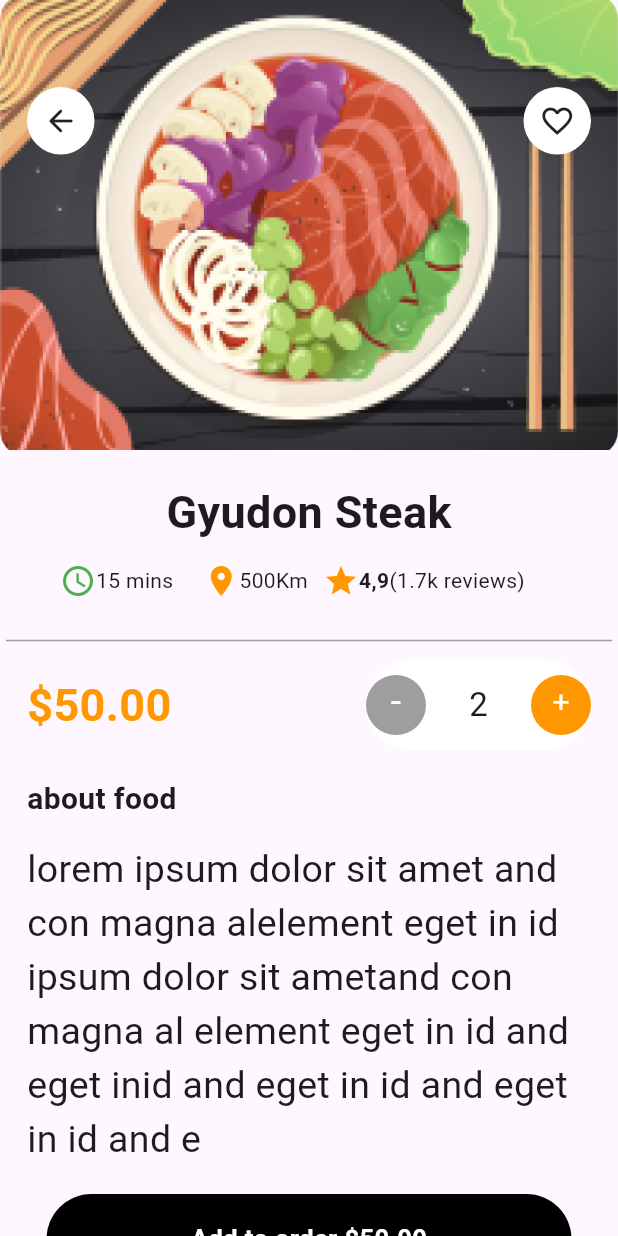
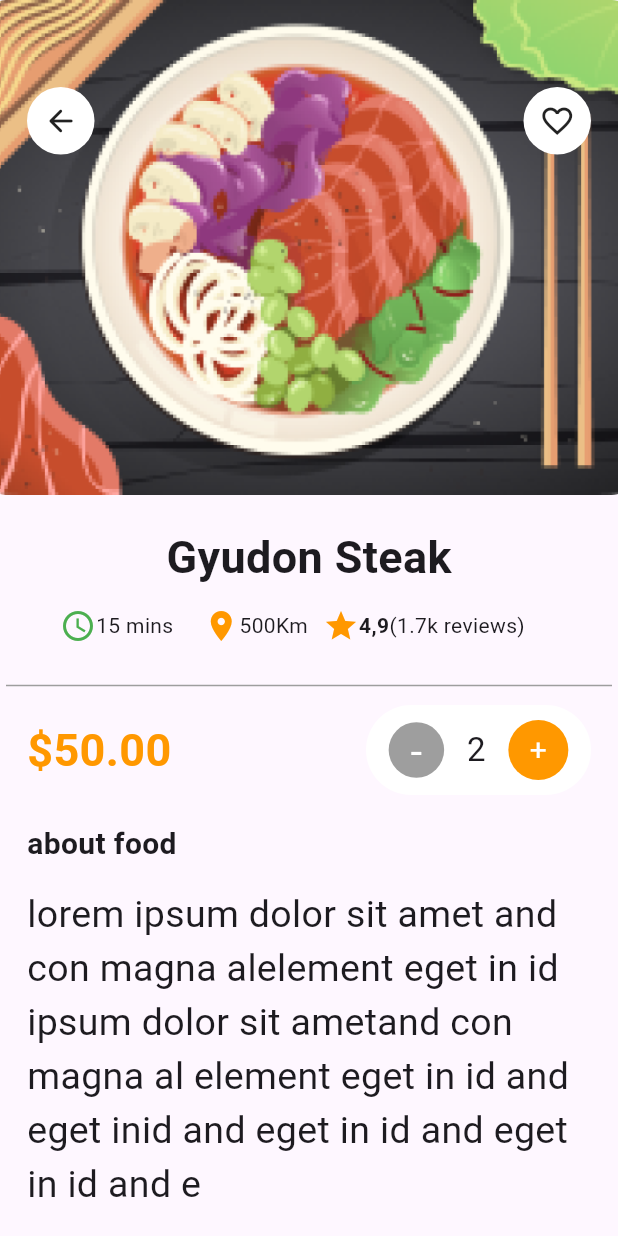
Before and after one commit to bhilbis/flutter-ecommerce, a Flutter app: the DetailPage screen opened directly, on a phone screen of 412 x 824 dp. Run offline on Flutter 3.47's test engine with Material 3 defaults, Android fonts, the phone set to English and light mode, and no system bars.

Commit message:
update detail

```diff
--- a/lib/screens/detail_screen.dart
+++ b/lib/screens/detail_screen.dart
@@ -1,7 +1,14 @@
 import 'package:flutter/material.dart';
 
-class DetailPage extends StatelessWidget {
+class DetailPage extends StatefulWidget {
   const DetailPage({super.key});
+
+  @override
+  _DetailPageState createState() => _DetailPageState();
+}
+
+class _DetailPageState extends State<DetailPage> {
+  bool isFavorite = false;
 
   @override
   Widget build(BuildContext context) {
@@ -11,55 +18,68 @@ class DetailPage extends StatelessWidget {
           Stack(
             children: [
               Container(
-                height: 300,
-                width: 412,
+                height: 330,
+                width: 450,
                 decoration: const BoxDecoration(
                     image: DecorationImage(
                         fit: BoxFit.cover,
-                    image: AssetImage('assets/images/mainfood.png')
-                  )
-                ),
+                        image: AssetImage(
+                          'assets/images/mainfood.png',
+                        ))),
               ),
               Row(
                 mainAxisAlignment: MainAxisAlignment.spaceBetween,
                 children: [
                   Padding(
                     padding: const EdgeInsets.only(top: 58.0, left: 18),
+                    child: InkWell(
+                      onTap: () {
+                        Navigator.of(context).pop();
+                      },
                       child: Container(
                         height: 45,
                         width: 45,
                         decoration: BoxDecoration(
                             color: Colors.white,
-                        borderRadius: BorderRadius.circular(80)
-                      ),
+                            borderRadius: BorderRadius.circular(80)),
                         child: Icon(Icons.arrow_back_rounded),
                       ),
-
+                    ),
                   ),
                   Padding(
-                    padding: const EdgeInsets.only(top: 58.0, left: 18, right: 18),
+                    padding:
+                        const EdgeInsets.only(top: 58.0, left: 18, right: 18),
+                    child: InkWell(
+                      onTap: () {
+                        setState(() {
+                          isFavorite = !isFavorite;
+                        });
+                      },
                       child: Container(
                         height: 45,
                         width: 45,
                         decoration: BoxDecoration(
                             color: Colors.white,
-                        borderRadius: BorderRadius.circular(80)
+                            borderRadius: BorderRadius.circular(80)),
+                        child: Icon(isFavorite ? Icons.favorite : Icons.favorite_border,
+                          color: isFavorite ? Colors.red : null,),
                       ),
-                      child: Icon(Icons.favorite_border),
                     ),
                   ),
                 ],
               ),
             ],
           ),
-
           const SizedBox(
             height: 20,
           ),
-          const Text('Gyudon Steak', style: TextStyle(
+          const Text(
+            'Gyudon Steak',
+            style: TextStyle(
               fontWeight: FontWeight.bold,
               fontSize: 30,
-          ),),
+            ),
+          ),
           const SizedBox(
             height: 12,
           ),
@@ -67,7 +87,10 @@ class DetailPage extends StatelessWidget {
             padding: const EdgeInsets.only(left: 40.0),
             child: Row(
               children: [
-                Icon(Icons.watch_later_outlined, color: Colors.green,),
+                Icon(
+                  Icons.watch_later_outlined,
+                  color: Colors.green,
+                ),
                 Text('15 mins'),
                 SizedBox(
                   width: 10,
@@ -75,15 +98,24 @@ class DetailPage extends StatelessWidget {
                 SizedBox(
                   width: 10,
                 ),
-                Icon(Icons.location_on, color: Colors.orange,),
+                Icon(
+                  Icons.location_on,
+                  color: Colors.orange,
+                ),
                 Text('500Km'),
                 SizedBox(
                   width: 10,
                 ),
-                Icon(Icons.star, color: Colors.orange,),
-                Text('4,9', style: TextStyle(
+                Icon(
+                  Icons.star,
+                  color: Colors.orange,
+                ),
+                Text(
+                  '4,9',
+                  style: TextStyle(
                     fontWeight: FontWeight.bold,
-                ),),
+                  ),
+                ),
                 Text('(1.7k reviews)'),
               ],
             ),
@@ -99,15 +131,20 @@ class DetailPage extends StatelessWidget {
             endIndent: 4,
           ),
           Padding(
-            padding: const EdgeInsets.only(left: 18.0, right: 18.0,),
+            padding: const EdgeInsets.only(
+              left: 18.0,
+              right: 18.0,
+            ),
             child: Row(
               mainAxisAlignment: MainAxisAlignment.spaceBetween,
               children: [
-                const Text('\$50.00', style: TextStyle(
+                const Text(
+                  '\$50.00',
+                  style: TextStyle(
                       fontWeight: FontWeight.bold,
                       fontSize: 30,
-                  color: Colors.orange
-                ),),
+                      color: Colors.orange),
+                ),
                 Container(
                   decoration: BoxDecoration(
                       color: Colors.white,
@@ -116,39 +153,39 @@ class DetailPage extends StatelessWidget {
                   height: 60,
                   width: 150,
                   child: Row(
-                    mainAxisAlignment: MainAxisAlignment.spaceBetween,
+                    mainAxisAlignment: MainAxisAlignment.spaceEvenly,
+                    crossAxisAlignment: CrossAxisAlignment.center,
                     children: [
                       Container(
                         decoration: BoxDecoration(
                             color: Colors.grey,
-                          borderRadius: BorderRadius.circular(80)
+                            borderRadius: BorderRadius.circular(80)),
+                        height: 37,
+                        width: 37,
+                        child: const Center(
+                            child: Text(
+                          '-',
+                          style: TextStyle(color: Colors.white, fontSize: 27),
+                        )),
                       ),
-                        height: 40,
-                        width: 40,
-                        child: Padding(
-                          padding: const EdgeInsets.only(bottom: 12.0),
-                          child: const Center(child: Text('-', style: TextStyle(
-                            color: Colors.white, fontSize: 25
-                          ),)),
+                      const Text(
+                        '2',
+                        style: TextStyle(
+                          fontSize: 22,
                         ),
                       ),
-                      const Text('2', style: TextStyle(
-                        fontSize: 22,
-                      ),),
                       Container(
                         decoration: BoxDecoration(
                             color: Colors.orange,
-                          borderRadius: BorderRadius.circular(80)
-                        ),
+                            borderRadius: BorderRadius.circular(80)),
                         height: 40,
                         width: 40,
-                        child: Padding(
-                          padding: const EdgeInsets.only(bottom: 4.0),
-                          child: const Center(child: Text('+', style: TextStyle(
-                            color: Colors.white, fontSize: 20
-                          ),)),
+                          child: const Center(
+                              child: Text(
+                            '+',
+                            style: TextStyle(color: Colors.white, fontSize: 20),
+                          )),
                         ),
-                      )
                     ],
                   ),
                 )
@@ -163,10 +200,10 @@ class DetailPage extends StatelessWidget {
                 crossAxisAlignment: CrossAxisAlignment.start,
                 mainAxisAlignment: MainAxisAlignment.start,
                 children: [
-                Text('about food',style: TextStyle(
-                  fontSize: 20,
-                  fontWeight: FontWeight.bold
-                ),),
+                  Text(
+                    'about food',
+                    style: TextStyle(fontSize: 20, fontWeight: FontWeight.bold),
+                  ),
                   SizedBox(
                     height: 15,
                   ),
@@ -174,9 +211,9 @@ class DetailPage extends StatelessWidget {
                     'lorem ipsum dolor sit amet and con magna al'
                     'element eget in id ipsum dolor sit amet'
                     'and con magna al element eget in id and eget in'
-                  'id and eget in id and eget in id and e',style: TextStyle(
-                    fontSize: 25
-                  ),),
+                    'id and eget in id and eget in id and e',
+                    style: TextStyle(fontSize: 25),
+                  ),
                 ],
               ),
             ),
@@ -188,13 +225,14 @@ class DetailPage extends StatelessWidget {
               height: 60,
               width: 350,
               decoration: BoxDecoration(
-                color: Colors.black,
-                borderRadius: BorderRadius.circular(30)
-              ),
+                  color: Colors.black, borderRadius: BorderRadius.circular(30)),
               child: Center(
                 child: Text(
-                  'Add to order \$50.00', style: TextStyle(
-                    color: Colors.white,fontWeight: FontWeight.bold,fontSize: 17,
+                  'Add to order \$50.00',
+                  style: TextStyle(
+                    color: Colors.white,
+                    fontWeight: FontWeight.bold,
+                    fontSize: 17,
                   ),
                 ),
               ),
```
Lines whose indentation alone changed are shown as unchanged.
